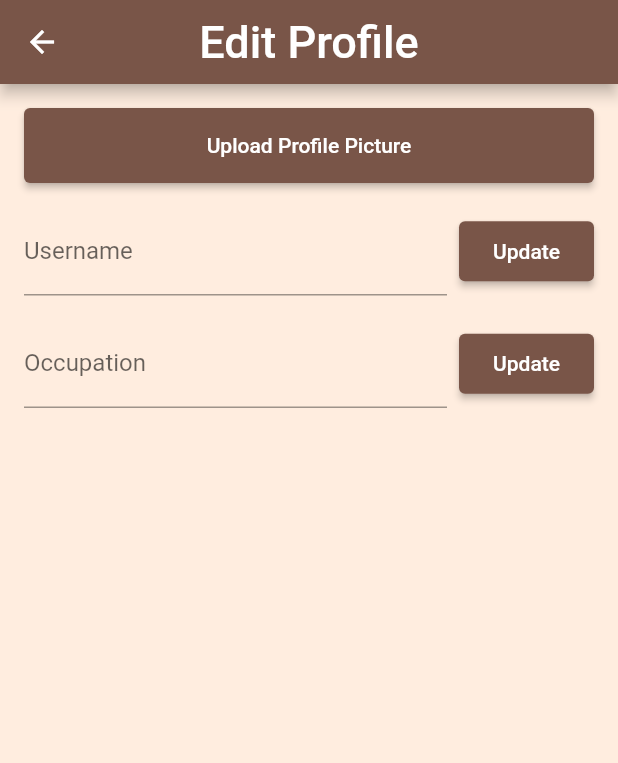
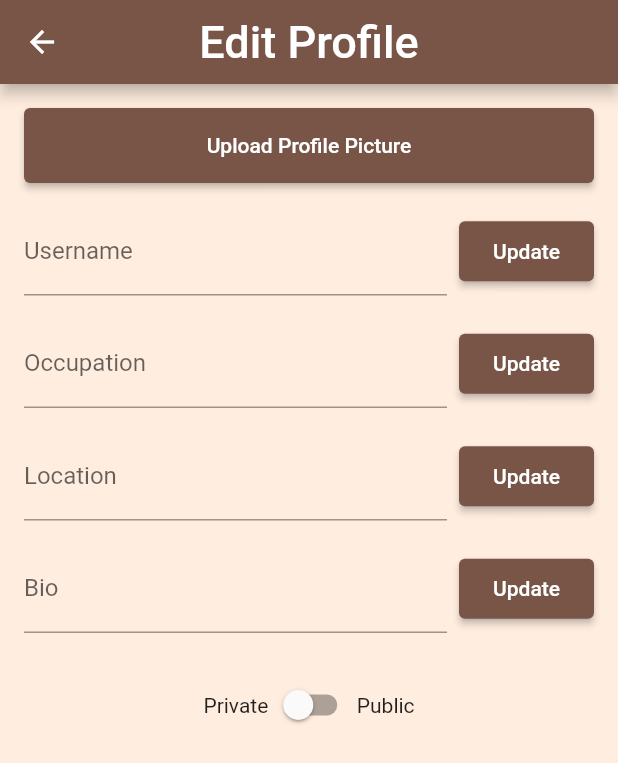
Before and after one commit to zmojab/RockID, a Flutter app: the screen it shows once a user with an empty profile is signed in, item 3 of the bottom bar chosen, after a tap on "EDIT PROFILE", on a phone screen of 412 x 824 dp. Shown: the top 763 px of the screen. Run offline on Flutter 3.47's test engine with Material 2 defaults, Android fonts, the phone set to English and light mode, and no system bars; our stand-ins replace cloud_firestore, firebase_auth, firebase_core, firebase_storage, geolocator, google_maps_flutter and 2 more; missing offline and left inert: tflite_flutter, tflite_flutter_helper; accounts and stored records are empty; network calls fail.

Commit message:
added changes to edit profile and rocks found page

```diff
--- /dev/null
+++ b/rockid/lib/data/users.dart
@@ -0,0 +1,98 @@
+import 'package:cloud_firestore/cloud_firestore.dart';
+
+//users CRUD class for operations on user collection JW
+//methods extracted from edit_profile and originally introduced by AW
+
+class UserCRUD {
+  final FirebaseFirestore _firestore = FirebaseFirestore.instance;
+  Future<String?> getUserDocID(String uid) async {
+    try {
+      var docID = await _firestore
+          .collection("users")
+          .where("UID", isEqualTo: uid)
+          .get();
+      if (docID.docs.isNotEmpty) {
+        return docID.docs[0].id;
+      }
+    } catch (error) {
+      print('Error getting user doc ID: $error');
+    }
+    return null;
+  }
+
+  Future<DocumentSnapshot> getUserProfile(String? docID) async {
+    if (docID != null) {
+      return _firestore.collection('users').doc(docID).get();
+    }
+    throw Exception('User doc ID is null');
+  }
+
+  Future<QuerySnapshot> getUserByUsername(String username) async {
+    return _firestore
+        .collection("users")
+        .where("username", isEqualTo: username)
+        .limit(1)
+        .get();
+  }
+
+  Future<void> updateUserOccupation(String? docID, String occupation) async {
+    if (docID != null) {
+      await _firestore.collection("users").doc(docID).update({
+        'occupation': occupation,
+      });
+    } else {
+      throw Exception('User doc ID is null');
+    }
+  }
+
+ Future<void> updateUserProfileUrl(String? docID, String? profileUrl) async {
+    if (docID != null) {
+      await _firestore.collection("users").doc(docID).update({
+        'user_profile_url': profileUrl,
+      });
+    } else {
+      throw Exception('User doc ID is null');
+    }
+  }
+
+  Future<void> updateUserUsername(String? docID, String username) async {
+    if (docID != null) {
+      await _firestore.collection("users").doc(docID).update({
+        'username': username,
+      });
+    } else {
+      throw Exception('User doc ID is null');
+    }
+  }
+
+  Future<void> updateUserLocation(String? docID, String location) async {
+    if (docID != null) {
+      await _firestore.collection("users").doc(docID).update({
+        'location': location,
+      });
+    } else {
+      throw Exception('User doc ID is null');
+    }
+  }
+
+  Future<void> updateUserBio(String? docID, String bio) async {
+    if (docID != null) {
+      await _firestore.collection("users").doc(docID).update({
+        'bio': bio,
+      });
+    } else {
+      throw Exception('User doc ID is null');
+    }
+  }
+
+Future<void> updateUserProfileStatus(String? docID, bool isPublic) async {
+    if (docID != null) {
+      await _firestore.collection("users").doc(docID).update({
+        'public': isPublic,
+      });
+    } else {
+      throw Exception('User doc ID is null');
+    }
+  }
+
+}
--- a/rockid/lib/pages/edit_profile.dart
+++ b/rockid/lib/pages/edit_profile.dart
@@ -5,6 +5,9 @@ import 'package:cloud_firestore/cloud_firestore.dart';
 import 'package:firebase_storage/firebase_storage.dart' as firebase_storage;
 import 'package:image_picker/image_picker.dart';
 import 'dart:io';
+import '../data/users.dart';
+
+bool isProfilePublic = true;
 
 class EditProfilePage extends StatefulWidget {
   const EditProfilePage({Key? key}) : super(key: key);
@@ -19,16 +22,19 @@ String email = user.email!;
 class _EditProfilePageState extends State<EditProfilePage> {
   File? _image;
   String? _uploadedImageUrl;
-  final FirebaseFirestore _firestore = FirebaseFirestore.instance;
 
   late TextEditingController usernameController;
   late TextEditingController occupationController;
+  late TextEditingController locationController;
+  late TextEditingController bioController;
 
   @override
   void initState() {
     super.initState();
     usernameController = TextEditingController();
     occupationController = TextEditingController();
+    locationController = TextEditingController();
+    bioController = TextEditingController();
 
     // Fetch user profile data and populate the text fields
     fetchUserProfile();
@@ -36,20 +42,20 @@ class _EditProfilePageState extends State<EditProfilePage> {
 
   Future<void> fetchUserProfile() async {
     try {
-      var docID = await _firestore
-          .collection("users")
-          .where("UID", isEqualTo: user.uid)
-          .get();
-      final snapshot =
-          await _firestore.collection('users').doc(docID.docs[0].id).get();
-
+      var docID = await UserCRUD().getUserDocID(user.uid);
+      if (docID != null) {
+        final snapshot = await UserCRUD().getUserProfile(docID);
         if (snapshot.exists) {
           final data = snapshot.data() as Map<String, dynamic>;
 
           setState(() {
             usernameController.text = data['username'] as String? ?? '';
             occupationController.text = data['occupation'] as String? ?? '';
+            locationController.text = data['location'] as String? ?? '';
+            bioController.text = data['bio'] as String? ?? '';
+            isProfilePublic = data['public'] as bool? ?? true;
           });
+        }
       }
     } catch (error) {
       print('Error fetching user profile: $error');
@@ -89,18 +95,14 @@ class _EditProfilePageState extends State<EditProfilePage> {
     if (occupationController.text.trim().length > 2 &&
         occupationController.text.trim().length < 30) {
       try {
-        var docID = await _firestore
-            .collection("users")
-            .where("UID", isEqualTo: user.uid)
-            .get();
-
-        await _firestore.collection("users").doc(docID.docs[0].id).update({
-          'occupation': occupationController.text.trim(),
-        });
-
+        var docID = await UserCRUD().getUserDocID(user.uid);
+        if (docID != null) {
+          await UserCRUD()
+              .updateUserOccupation(docID, occupationController.text.trim());
           ScaffoldMessenger.of(context).showSnackBar(
-          const SnackBar(content: Text('occupation updated successfully')),
+            const SnackBar(content: Text('Occupation updated successfully')),
           );
+        }
       } catch (error) {
         ScaffoldMessenger.of(context).showSnackBar(
           const SnackBar(content: Text('Failed to update occupation')),
@@ -110,25 +112,21 @@ class _EditProfilePageState extends State<EditProfilePage> {
       ScaffoldMessenger.of(context).showSnackBar(
         const SnackBar(
           content: Text(
-                'Failed to update occupation need to be more than 2 characters')),
+              'Failed to update occupation. Must be between 2 and 30 characters.'),
+        ),
       );
     }
   }
 
   Future<void> updateUrl() async {
     try {
-      var docID = await _firestore
-          .collection("users")
-          .where("UID", isEqualTo: user.uid)
-          .get();
-
-      await _firestore.collection("users").doc(docID.docs[0].id).update({
-        'user_profile_url': _uploadedImageUrl,
-      });
-
+      var docID = await UserCRUD().getUserDocID(user.uid);
+      if (docID != null) {
+        await UserCRUD().updateUserProfileUrl(docID, _uploadedImageUrl);
         ScaffoldMessenger.of(context).showSnackBar(
           const SnackBar(content: Text('Profile picture updated successfully')),
         );
+      }
     } catch (error) {
       ScaffoldMessenger.of(context).showSnackBar(
         const SnackBar(content: Text('Failed to update profile picture')),
@@ -138,11 +136,7 @@ class _EditProfilePageState extends State<EditProfilePage> {
 
   Future<void> updateUsername() async {
     String input = usernameController.text.trim();
-    final QuerySnapshot snapshot = await FirebaseFirestore.instance
-        .collection("users")
-        .where("username", isEqualTo: input)
-        .limit(1)
-        .get();
+    final QuerySnapshot snapshot = await UserCRUD().getUserByUsername(input);
     // ignore: non_constant_identifier_names
     final SpecialChar = RegExp(r'[!@#$%^&*(),.?":{}|<> ]');
 
@@ -151,18 +145,13 @@ class _EditProfilePageState extends State<EditProfilePage> {
         !SpecialChar.hasMatch(input) &&
         input.length < 30) {
       try {
-        var docID = await _firestore
-            .collection("users")
-            .where("UID", isEqualTo: user.uid)
-            .get();
-
-        await _firestore.collection("users").doc(docID.docs[0].id).update({
-          'username': input,
-        });
-
+        var docID = await UserCRUD().getUserDocID(user.uid);
+        if (docID != null) {
+          await UserCRUD().updateUserUsername(docID, input);
           ScaffoldMessenger.of(context).showSnackBar(
-          const SnackBar(content: Text('username updated successfully')),
+            const SnackBar(content: Text('Username updated successfully')),
           );
+        }
       } catch (error) {
         ScaffoldMessenger.of(context).showSnackBar(
           const SnackBar(content: Text('Failed to username profile')),
@@ -177,10 +166,82 @@ class _EditProfilePageState extends State<EditProfilePage> {
     }
   }
 
+  Future<void> updateLocation() async {
+    String location = locationController.text.trim();
+    final RegExp alphanumericWithSpaces = RegExp(r'^[a-zA-Z0-9\s]+$');
+
+    if (location.length > 2 && alphanumericWithSpaces.hasMatch(location)) {
+      try {
+        var docID = await UserCRUD().getUserDocID(user.uid);
+        if (docID != null) {
+          await UserCRUD().updateUserLocation(docID, location);
+          ScaffoldMessenger.of(context).showSnackBar(
+            const SnackBar(content: Text('Location updated successfully')),
+          );
+        }
+      } catch (error) {
+        ScaffoldMessenger.of(context).showSnackBar(
+          const SnackBar(content: Text('Failed to update location')),
+        );
+      }
+    } else {
+      ScaffoldMessenger.of(context).showSnackBar(
+        const SnackBar(
+          content: Text(
+              'Failed to update location. Location must be at least 2 characters long and alphanumeric with spaces.'),
+        ),
+      );
+    }
+  }
+
+  Future<void> updateBio() async {
+    String bio = bioController.text.trim();
+
+    if (bio.length <= 250) {
+      try {
+        var docID = await UserCRUD().getUserDocID(user.uid);
+        if (docID != null) {
+          await UserCRUD().updateUserBio(docID, bio);
+          ScaffoldMessenger.of(context).showSnackBar(
+            const SnackBar(content: Text('Bio updated successfully')),
+          );
+        }
+      } catch (error) {
+        ScaffoldMessenger.of(context).showSnackBar(
+          const SnackBar(content: Text('Failed to update location')),
+        );
+      }
+    } else {
+      ScaffoldMessenger.of(context).showSnackBar(
+        const SnackBar(
+          content:
+              Text('Failed to update bio. Bio must be 250 characters or less.'),
+        ),
+      );
+    }
+  }
+
+  Future<void> updateProfileStatus(bool isPublic) async {
+    try {
+      var docID = await UserCRUD().getUserDocID(user.uid);
+      if (docID != null) {
+        await UserCRUD().updateUserProfileStatus(docID, isPublic);
+        ScaffoldMessenger.of(context).showSnackBar(
+          const SnackBar(content: Text('Profile privacy updated successfully')),
+        );
+      }
+    } catch (error) {
+      ScaffoldMessenger.of(context).showSnackBar(
+        const SnackBar(content: Text('Failed to update profile privacy')),
+      );
+    }
+  }
+
   @override
   void dispose() {
     usernameController.dispose();
     occupationController.dispose();
+    locationController.dispose();
     super.dispose();
   }
 
@@ -200,7 +261,6 @@ class _EditProfilePageState extends State<EditProfilePage> {
       backgroundColor: Color.fromARGB(255, 255, 237, 223),
       body: Padding(
         padding: const EdgeInsets.all(16.0),
-        child: Expanded(
         child: ListView(
           children: [
             if (_image != null)
@@ -256,9 +316,77 @@ class _EditProfilePageState extends State<EditProfilePage> {
                 ),
               ],
             ),
-              SizedBox(height: 24.0),
+            SizedBox(height: 16.0),
+            Row(
+              children: [
+                Expanded(
+                  child: TextField(
+                    controller: locationController,
+                    decoration: InputDecoration(labelText: 'Location'),
+                  ),
+                ),
+                SizedBox(width: 8.0),
+                ElevatedButton(
+                  onPressed: updateLocation,
+                  style: ElevatedButton.styleFrom(
+                    fixedSize: const Size(90, 40),
+                    backgroundColor: Colors.brown,
+                  ),
+                  child: Text('Update'),
+                ),
               ],
             ),
+            SizedBox(height: 16.0),
+            Container(
+              constraints: BoxConstraints(
+                maxHeight: 200.0,
+              ),
+              child: Row(
+                children: [
+                  Expanded(
+                    child: TextField(
+                      controller: bioController,
+                      maxLines:
+                          null,
+                      keyboardType:
+                          TextInputType.multiline,
+                      decoration: InputDecoration(labelText: 'Bio'),
+                    ),
+                  ),
+                  SizedBox(width: 8.0),
+                  ElevatedButton(
+                    onPressed: updateBio,
+                    style: ElevatedButton.styleFrom(
+                      fixedSize: const Size(90, 40),
+                      backgroundColor: Colors.brown,
+                    ),
+                    child: Text('Update'),
+                  ),
+                ],
+              ),
+            ),
+            SizedBox(height: 24.0),
+            Container(
+              alignment: Alignment.center,
+              child: Row(
+                mainAxisAlignment: MainAxisAlignment.center,
+                children: [
+                  Text('Private'),
+                  Switch.adaptive(
+                    value: isProfilePublic,
+                    onChanged: (value) {
+                      setState(() {
+                        isProfilePublic = value;
+                      });
+                      updateProfileStatus(value);
+                    },
+                    activeColor: Color.fromARGB(247, 242, 137, 38),
+                  ),
+                  Text('Public'),
+                ],
+              ),
+            ),
+          ],
         ),
       ),
     );
```
Lines whose indentation alone changed are shown as unchanged.
